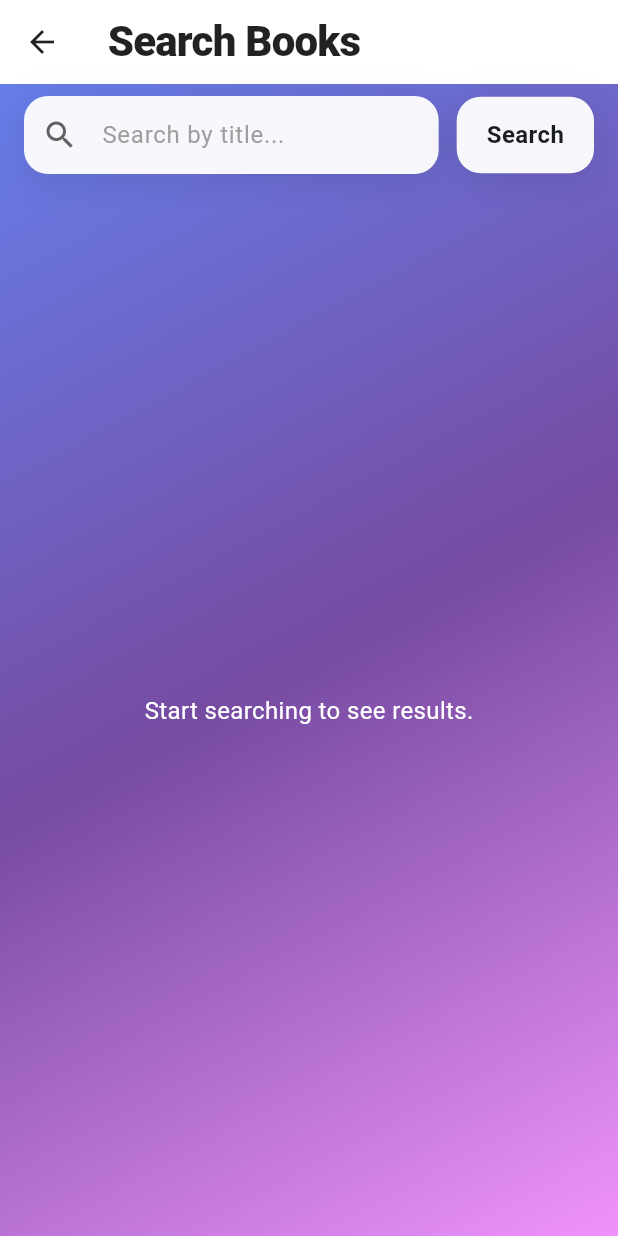
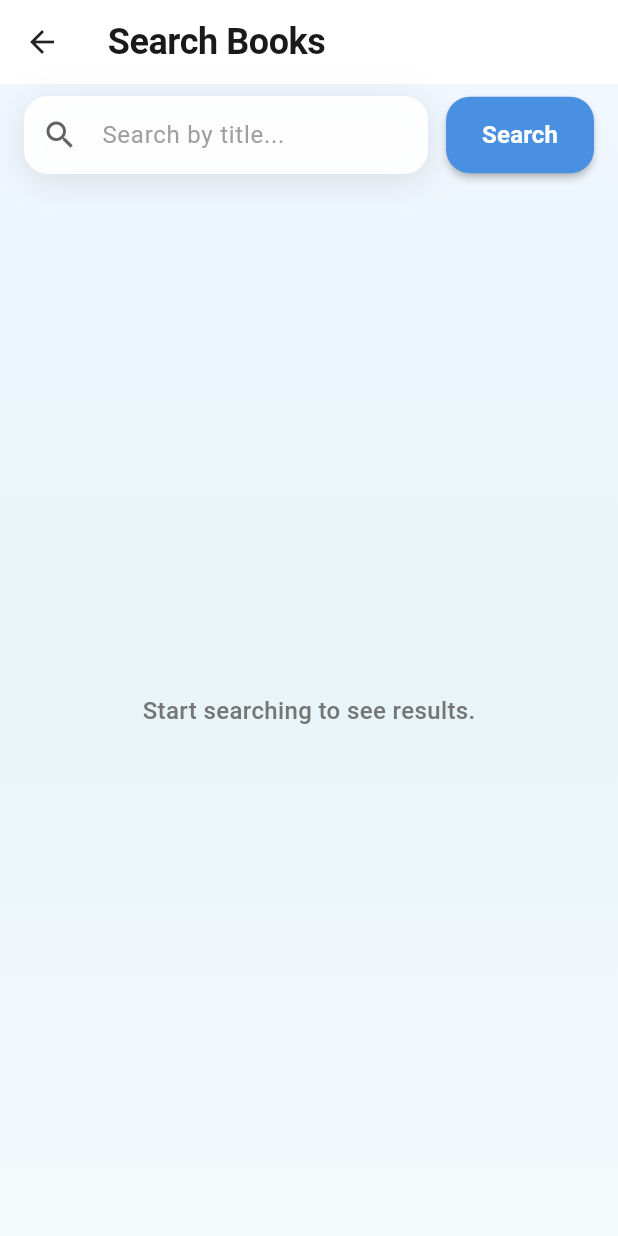
Before and after one commit to raulsukhwal/ScaleXassessment, a Flutter app: the screen it shows after launch, after a tap on "Search books...", on a phone screen of 412 x 824 dp. Run offline on Flutter 3.47's test engine with Material 3 defaults, Android fonts, the phone set to English and light mode, and no system bars; our stand-ins replace get, shimmer; network calls fail.

Commit message:
feat: update UI with professional light gradient theme
- Replace vibrant purple/pink gradients with subtle professional light blue gradients
- Update book cards to clean white design with proper shadows and borders
- Change text colors from white to dark for better contrast on light backgrounds
- Update status buttons with professional blue/green color scheme
- Improve AppBar typography and styling for professional look
- Update search button styling to match professional theme
- Fix empty state and error message text colors for visibility

```diff
--- a/book_library/lib/views/home_view.dart
+++ b/book_library/lib/views/home_view.dart
@@ -19,21 +19,22 @@ class HomeView extends StatelessWidget {
         title: const Text(
           'Book Library',
           style: TextStyle(
-            fontWeight: FontWeight.w800,
-            fontSize: 28,
-            letterSpacing: -0.5,
+            fontWeight: FontWeight.w700,
+            fontSize: 24,
+            color: Color(0xFF1A1A1A),
+            letterSpacing: -0.3,
           ),
         ),
       ),
       body: Container(
         decoration: const BoxDecoration(
           gradient: LinearGradient(
-            begin: Alignment.topLeft,
-            end: Alignment.bottomRight,
+            begin: Alignment.topCenter,
+            end: Alignment.bottomCenter,
             colors: [
-              Color(0xFF667EEA),
-              Color(0xFF764BA2),
-              Color(0xFFF093FB),
+              Color(0xFFF0F7FF),
+              Color(0xFFE8F4F8),
+              Color(0xFFF5FAFC),
             ],
             stops: [0.0, 0.5, 1.0],
           ),
@@ -88,17 +89,18 @@ class HomeView extends StatelessWidget {
                           children: [
                             Text(
                               controller.errorMessage.value,
-                              style: const TextStyle(
-                                color: Colors.white,
+                              style: TextStyle(
+                                color: Colors.grey.shade700,
                                 fontSize: 16,
+                                fontWeight: FontWeight.w500,
                               ),
                             ),
                             const SizedBox(height: 16),
                             ElevatedButton(
                               onPressed: controller.fetchAlreadyReadBooks,
                               style: ElevatedButton.styleFrom(
-                                backgroundColor: Colors.white.withOpacity(0.9),
-                                foregroundColor: Colors.black87,
+                                backgroundColor: const Color(0xFF4A90E2),
+                                foregroundColor: Colors.white,
                                 padding: const EdgeInsets.symmetric(
                                   horizontal: 24,
                                   vertical: 12,
@@ -106,6 +108,7 @@ class HomeView extends StatelessWidget {
                                 shape: RoundedRectangleBorder(
                                   borderRadius: BorderRadius.circular(12),
                                 ),
+                                elevation: 2,
                               ),
                               child: const Text('Retry'),
                             ),
@@ -115,12 +118,13 @@ class HomeView extends StatelessWidget {
                     }
 
                     if (controller.books.isEmpty) {
-                      return const Center(
+                      return Center(
                         child: Text(
                           'No books found.',
                           style: TextStyle(
-                            color: Colors.white,
+                            color: Colors.grey.shade600,
                             fontSize: 16,
+                            fontWeight: FontWeight.w500,
                           ),
                         ),
                       );
--- a/book_library/lib/views/search_view.dart
+++ b/book_library/lib/views/search_view.dart
@@ -34,21 +34,22 @@ class _SearchViewState extends State<SearchView> {
         title: const Text(
           'Search Books',
           style: TextStyle(
-            fontWeight: FontWeight.w800,
-            fontSize: 28,
-            letterSpacing: -0.5,
+            fontWeight: FontWeight.w700,
+            fontSize: 24,
+            color: Color(0xFF1A1A1A),
+            letterSpacing: -0.3,
           ),
         ),
       ),
       body: Container(
         decoration: const BoxDecoration(
           gradient: LinearGradient(
-            begin: Alignment.topLeft,
-            end: Alignment.bottomRight,
+            begin: Alignment.topCenter,
+            end: Alignment.bottomCenter,
             colors: [
-              Color(0xFF667EEA),
-              Color(0xFF764BA2),
-              Color(0xFFF093FB),
+              Color(0xFFF0F7FF),
+              Color(0xFFE8F4F8),
+              Color(0xFFF5FAFC),
             ],
             stops: [0.0, 0.5, 1.0],
           ),
@@ -92,36 +93,25 @@ class _SearchViewState extends State<SearchView> {
                       ),
                     ),
                     const SizedBox(width: 12),
-                    Container(
-                      decoration: BoxDecoration(
-                        color: Colors.white.withOpacity(0.95),
+                    ElevatedButton(
+                      onPressed: _onSearch,
+                      style: ElevatedButton.styleFrom(
+                        backgroundColor: const Color(0xFF4A90E2),
+                        foregroundColor: Colors.white,
+                        padding: const EdgeInsets.symmetric(
+                          horizontal: 24,
+                          vertical: 14,
+                        ),
+                        shape: RoundedRectangleBorder(
                           borderRadius: BorderRadius.circular(16),
-                        boxShadow: [
-                          BoxShadow(
-                            color: Colors.black.withOpacity(0.1),
-                            blurRadius: 20,
-                            offset: const Offset(0, 4),
                         ),
-                        ],
-                      ),
-                      child: Material(
-                        color: Colors.transparent,
-                        child: InkWell(
-                          onTap: _onSearch,
-                          borderRadius: BorderRadius.circular(16),
-                          child: Padding(
-                            padding: const EdgeInsets.symmetric(
-                              horizontal: 20,
-                              vertical: 14,
+                        elevation: 2,
                       ),
                       child: const Text(
                         'Search',
                         style: TextStyle(
                           fontWeight: FontWeight.w600,
                           fontSize: 16,
-                              ),
-                            ),
-                          ),
                         ),
                       ),
                     ),
@@ -138,21 +128,23 @@ class _SearchViewState extends State<SearchView> {
                       return Center(
                         child: Text(
                           controller.searchError.value,
-                          style: const TextStyle(
-                            color: Colors.white,
+                          style: TextStyle(
+                            color: Colors.grey.shade700,
                             fontSize: 16,
+                            fontWeight: FontWeight.w500,
                           ),
                         ),
                       );
                     }
 
                     if (controller.searchResults.isEmpty) {
-                      return const Center(
+                      return Center(
                         child: Text(
                           'Start searching to see results.',
                           style: TextStyle(
-                            color: Colors.white,
+                            color: Colors.grey.shade600,
                             fontSize: 16,
+                            fontWeight: FontWeight.w500,
                           ),
                         ),
                       );
```
Also changed, not shown: book_library/lib/widgets/book_card.dart (+27 -35 lines). Lines whose indentation alone changed are shown as unchanged.
